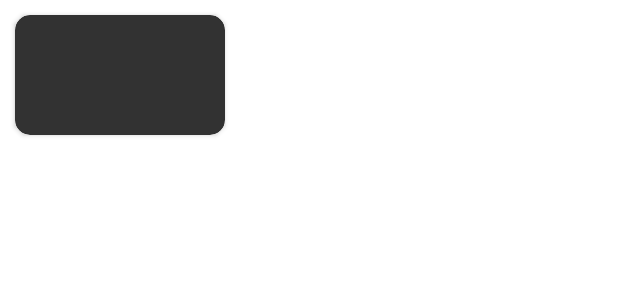
After one commit to NamanInc/Flameloop, an Android app: the layout cat_card.xml on its own in the app's theme, with its tools: preview values and no code run, on a phone screen of 412 x 824 dp. The commit adds this screen. Shown: the top 300 px of the screen. Run offline under Robolectric (Android 15) with nearby library versions, the phone set to English and light mode, and no system bars.

Commit message:
initial commit

```diff
--- /dev/null
+++ b/app/src/main/res/layout/cat_card.xml
@@ -0,0 +1,21 @@
+<?xml version="1.0" encoding="utf-8"?>
+<androidx.cardview.widget.CardView xmlns:android="http://schemas.android.com/apk/res/android"
+    android:layout_width="140dp"
+    xmlns:app="http://schemas.android.com/apk/res-auto"
+    app:cardCornerRadius="10dp"
+    android:layout_margin="10dp"
+    android:backgroundTint="#323232"
+    android:layout_height="80dp"
+
+    android:layout_column="2">
+
+
+
+
+
+
+
+
+
+
+</androidx.cardview.widget.CardView>
```
Also changed, not shown: app/src/main/AndroidManifest.xml (+8 -6 lines), app/src/main/res/layout/activity_select_category.xml (+32 -31 lines).
